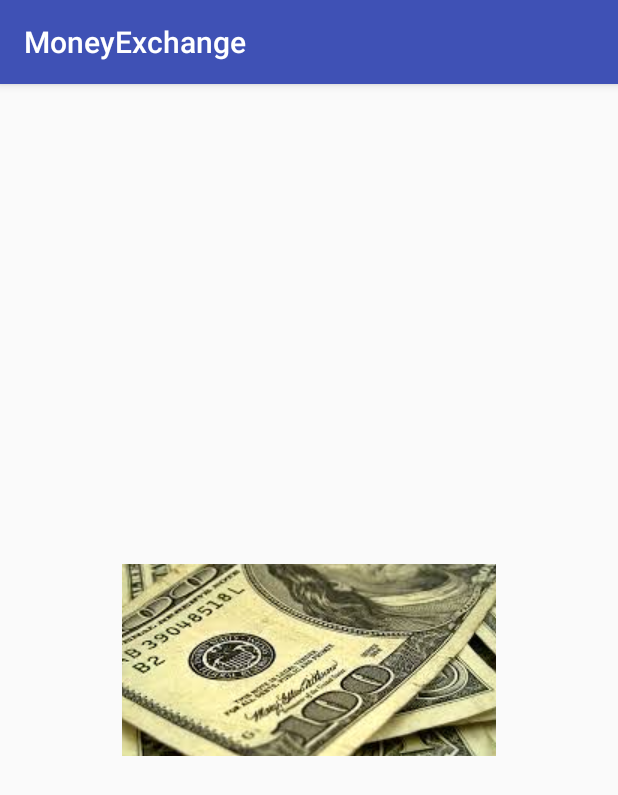
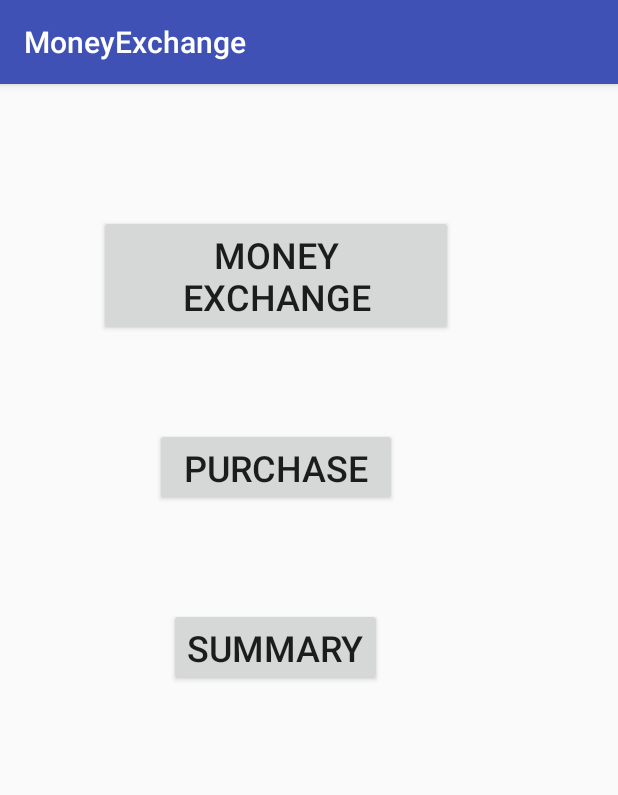
Before and after one commit to max-peters/MoneyExchange, an Android app: the screen it shows after launch (MainActivity), on a phone screen of 412 x 824 dp. Shown: the top 795 px of the screen. Run offline under Robolectric (Android 15) with nearby library versions, the phone set to English and light mode, and no system bars.

Commit message:
implemented main buttons to switch to main pages

```diff
--- a/app/src/main/java/hu/bme/tmit/moneyexchange/MainActivity.java
+++ b/app/src/main/java/hu/bme/tmit/moneyexchange/MainActivity.java
@@ -4,23 +4,52 @@ import android.content.Intent;
 import android.os.Bundle;
 import android.support.v7.app.AppCompatActivity;
 import android.view.View;
+import android.widget.Button;
 import android.widget.ImageButton;
 
 public class MainActivity extends AppCompatActivity implements View.OnClickListener {
 
-    ImageButton money;
+    Button btnMoneyExchange;
+    Button btnPurchases;
+    Button btnSummary;
+
 
     @Override
     protected void onCreate(Bundle savedInstanceState) {
         super.onCreate(savedInstanceState);
         setContentView(R.layout.activity_main);
-        money = findViewById(R.id.money);
-        money.setOnClickListener(MainActivity.this);
+
+        btnMoneyExchange = findViewById(R.id.btnMoneyExchange);
+        btnMoneyExchange.setOnClickListener(this);
+
+        btnPurchases = findViewById(R.id.btnPurchases);
+        btnPurchases.setOnClickListener(this);
+
+        btnSummary = findViewById(R.id.btnSummary);
+        btnSummary.setOnClickListener(this);
     }
 
     @Override
     public void onClick(View v) {
-        Intent i = new Intent(MainActivity.this, MoneyActivity.class);
-        startActivity(i);
+
+        switch (v.getId()){
+
+            case R.id.btnMoneyExchange:
+                Intent i1 = new Intent(this, MoneyExchangeActivity.class);
+                startActivity(i1);
+                break;
+
+            case R.id.btnPurchases:
+                Intent i2 = new Intent(this, PurchaseActivity.class);
+                startActivity(i2);
+                break;
+
+            case R.id.btnSummary:
+                Intent i3 = new Intent(this, SummaryActivity.class);
+                startActivity(i3);
+                break;
+
+        }
+
     }
 }
--- a/app/src/main/java/hu/bme/tmit/moneyexchange/MoneyActivity.java
+++ b/app/src/main/java/hu/bme/tmit/moneyexchange/MoneyActivity.java
@@ -2,12 +2,17 @@ package hu.bme.tmit.moneyexchange;
 
 import android.os.Bundle;
 import android.support.v7.app.AppCompatActivity;
+import android.widget.TextView;
 
 public class MoneyActivity extends AppCompatActivity {
+
+    TextView textView;
+
 
     @Override
     protected void onCreate(Bundle savedInstanceState) {
         super.onCreate(savedInstanceState);
         setContentView(R.layout.activity_money);
+
     }
 }
--- a/app/src/main/res/layout/activity_main.xml
+++ b/app/src/main/res/layout/activity_main.xml
@@ -6,14 +6,47 @@
     android:layout_height="match_parent"
     tools:context="hu.bme.tmit.moneyexchange.MainActivity">
 
-    <ImageButton
-        android:id="@+id/money"
-        android:layout_width="249dp"
-        android:layout_height="128dp"
-        app:layout_constraintBottom_toBottomOf="parent"
-        app:layout_constraintEnd_toEndOf="parent"
-        app:layout_constraintStart_toStartOf="parent"
+    <RelativeLayout
+        android:layout_width="368dp"
+        android:layout_height="495dp"
+        android:layout_marginTop="8dp"
         app:layout_constraintTop_toTopOf="parent"
-        app:srcCompat="@drawable/money" />
+        tools:layout_editor_absoluteX="8dp">
+
+        <Button
+            android:id="@+id/btnPurchases"
+            android:layout_width="161dp"
+            android:layout_height="52dp"
+            android:layout_centerHorizontal="true"
+            android:layout_centerVertical="true"
+            android:text="Purchases"
+            android:textSize="24sp"
+            tools:layout_editor_absoluteX="112dp"
+            tools:layout_editor_absoluteY="195dp" />
+
+        <Button
+            android:id="@+id/btnSummary"
+            android:layout_width="142dp"
+            android:layout_height="52dp"
+            android:layout_below="@+id/btnPurchases"
+            android:layout_centerHorizontal="true"
+            android:layout_marginTop="68dp"
+            android:text="Summary"
+            android:textSize="24sp"
+            tools:layout_editor_absoluteX="121dp"
+            tools:layout_editor_absoluteY="288dp" />
+
+        <Button
+            android:id="@+id/btnMoneyExchange"
+            android:layout_width="236dp"
+            android:layout_height="wrap_content"
+            android:layout_above="@+id/btnPurchases"
+            android:layout_centerHorizontal="true"
+            android:layout_marginBottom="61dp"
+            android:text="Money Exchange"
+            android:textSize="24sp"
+            tools:layout_editor_absoluteX="74dp"
+            tools:layout_editor_absoluteY="101dp" />
+    </RelativeLayout>
 
 </android.support.constraint.ConstraintLayout>
```
Also changed, not shown: app/src/main/java/hu/bme/tmit/moneyexchange/MoneyExchangeActivity.java (+7 -0 lines), app/src/main/res/layout/activity_money_exchange.xml (+18 -0 lines), app/src/main/res/layout/activity_purchase.xml (+16 -0 lines), app/src/main/res/layout/activity_summary.xml (+16 -0 lines).
